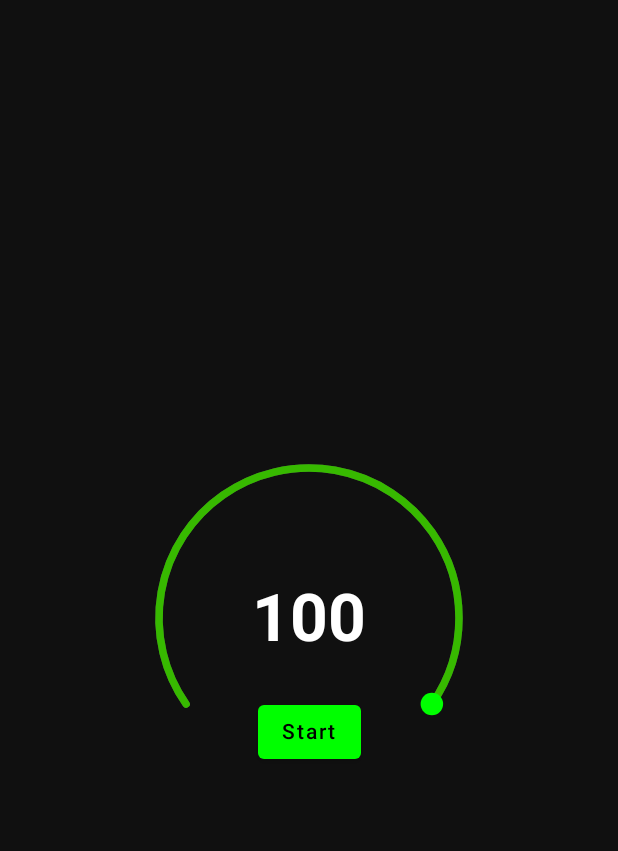
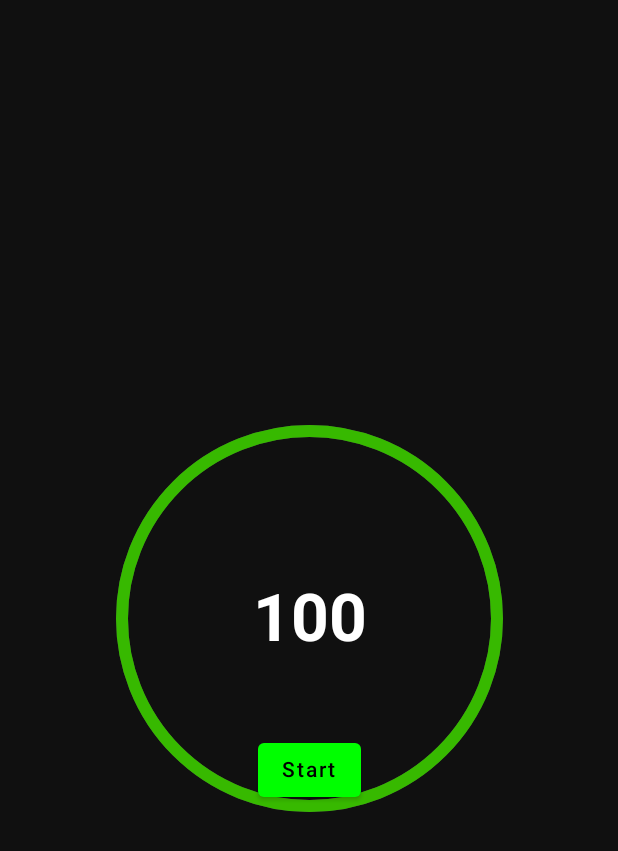
Before and after one commit to GDGCVITBHOPAL/Timer, an Android app built with Jetpack Compose: the screen it shows after launch (MainActivity), on a phone screen of 412 x 824 dp. Shown: the top 851 px of the screen. Run offline under Robolectric (Android 15) with nearby library versions, the phone set to English and light mode, and no system bars.

```diff
--- a/app/src/main/java/com/example/timer/MainActivity.kt
+++ b/app/src/main/java/com/example/timer/MainActivity.kt
@@ -9,6 +9,7 @@ import androidx.compose.foundation.layout.fillMaxSize
 import androidx.compose.foundation.layout.size
 import androidx.compose.material.*
 import androidx.compose.runtime.*
+import androidx.compose.runtime.saveable.rememberSaveable
 import androidx.compose.ui.Alignment
 import androidx.compose.ui.Modifier
 import androidx.compose.ui.geometry.Offset
@@ -45,7 +46,7 @@ class MainActivity : ComponentActivity() {
                         handleColor = Color.Green,
                         inactiveBarColor = Color.DarkGray,
                         activeBarColor = Color(0xFF37B900),
-                        modifier = Modifier.size(200.dp)
+                        modifier = Modifier.size(250.dp)
                     )
                 }
             }
@@ -61,7 +62,7 @@ fun Timer(
     activeBarColor: Color,
     modifier: Modifier = Modifier,
     initialValue: Float = 1f,
-    strokeWidth: Dp = 5.dp
+    strokeWidth: Dp = 8.dp
 ) {
     var size by remember {
         mutableStateOf(IntSize.Zero)
@@ -69,10 +70,10 @@ fun Timer(
     var value by remember {
         mutableStateOf(initialValue)
     }
-    var currentTime by remember {
+    var currentTime by rememberSaveable{
         mutableStateOf(totalTime)
     }
-    var isTimerRunning by remember {
+    var isTimerRunning by rememberSaveable {
         mutableStateOf(false)
     }
     LaunchedEffect(key1 = currentTime, key2 = isTimerRunning) {
@@ -92,31 +93,19 @@ fun Timer(
         Canvas(modifier = modifier) {
             drawArc(
                 color = inactiveBarColor,
-                startAngle = -215f,
-                sweepAngle = 250f,
+                startAngle = 360f,
+                sweepAngle = 360f,
                 useCenter = false,
                 size = Size(size.width.toFloat(), size.height.toFloat()),
                 style = Stroke(strokeWidth.toPx(), cap = StrokeCap.Round)
             )
             drawArc(
                 color = activeBarColor,
-                startAngle = -215f,
-                sweepAngle = 250f * value,
+                startAngle = 360f,
+                sweepAngle = 360f * value,
                 useCenter = false,
                 size = Size(size.width.toFloat(), size.height.toFloat()),
                 style = Stroke(strokeWidth.toPx(), cap = StrokeCap.Round)
-            )
-            val center = Offset(size.width / 2f, size.height / 2f)
-            val beta = (250f * value + 145f) * (PI / 180f).toFloat()
-            val r = size.width / 2f
-            val a = cos(beta) * r
-            val b = sin(beta) * r
-            drawPoints(
-                listOf(Offset(center.x + a, center.y + b)),
-                pointMode = PointMode.Points,
-                color = handleColor,
-                strokeWidth = (strokeWidth * 3f).toPx(),
-                cap = StrokeCap.Round
             )
         }
         Text(
@@ -163,11 +152,11 @@ fun preview_Timer(){
             contentAlignment = Alignment.Center
         ) {
             Timer(
-                totalTime = 100L * 1000L,
+                totalTime = 10L * 1000L,
                 handleColor = Color.Green,
                 inactiveBarColor = Color.DarkGray,
-                activeBarColor = Color(0xFF37B900),
-                modifier = Modifier.size(200.dp)
+                activeBarColor = Color(0xFFFF4C29),
+                modifier = Modifier.size(250.dp)
             )
         }
     }
```
